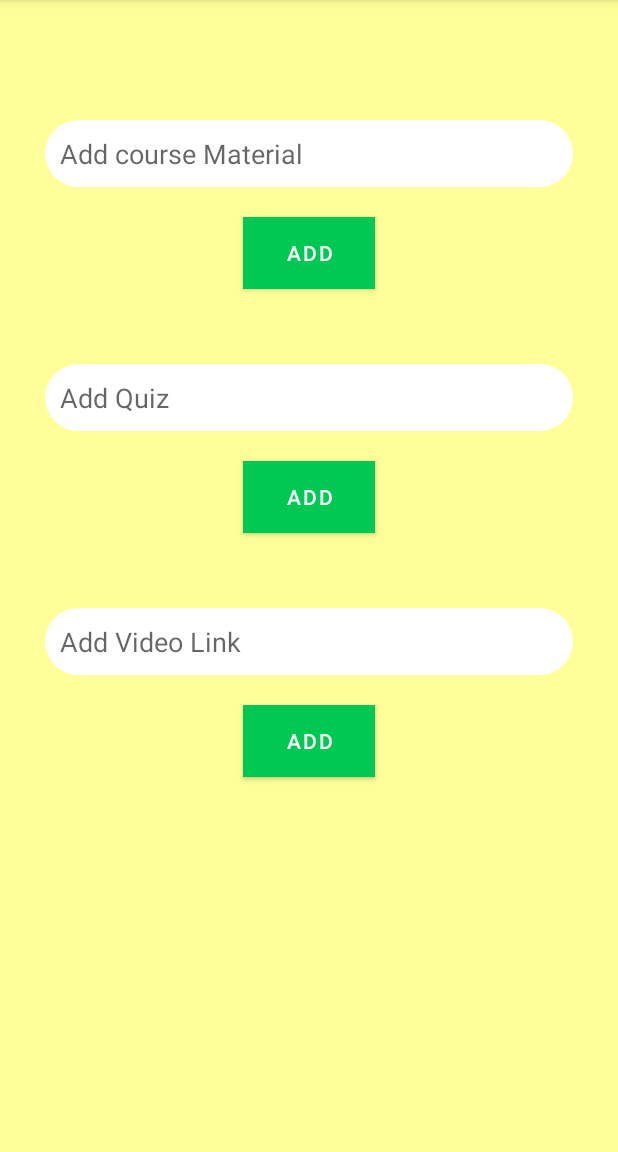
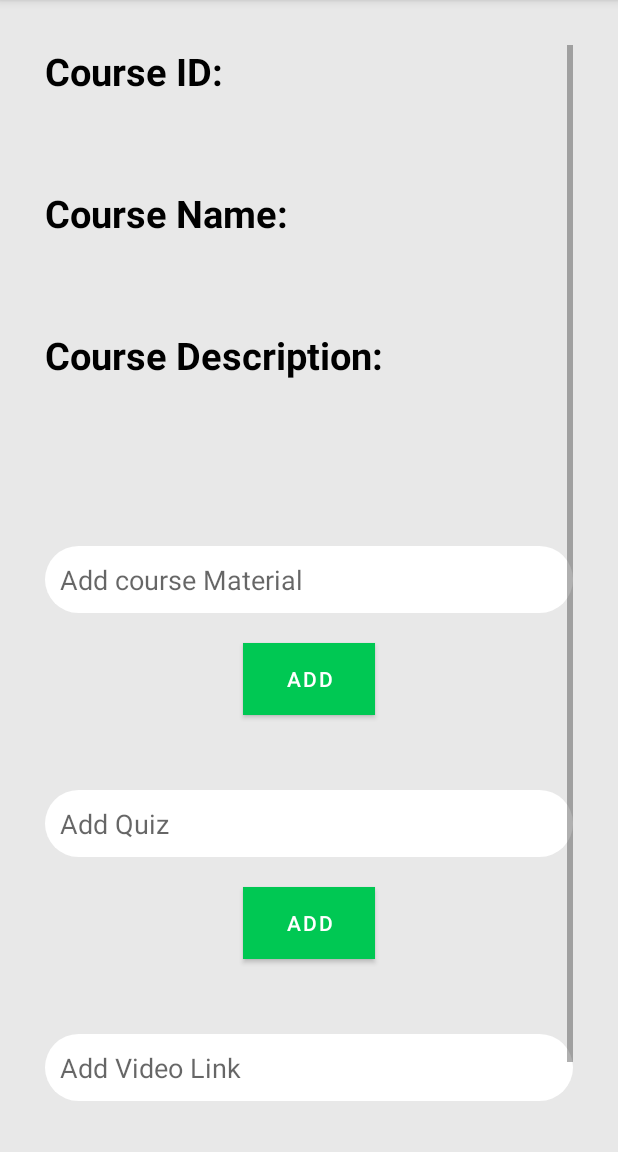
Before and after one commit to IndiaCFG3/team-4, an Android app: the AddResources screen opened directly, with no data from a screen before it, on a phone screen of 412 x 824 dp, the part 84-1236 px from its top. Run offline under Robolectric (Android 15) with nearby library versions, the phone set to English and light mode, and no system bars; our stand-ins replace Firebase (no records; nobody signed in at launch, a user with empty details on screens opened directly).

Commit message:
added course id,name,description

```diff
--- a/Educate/app/src/main/java/com/dev5151/educate/activities/AddResources.java
+++ b/Educate/app/src/main/java/com/dev5151/educate/activities/AddResources.java
@@ -7,6 +7,7 @@ import android.os.Bundle;
 import android.view.View;
 import android.widget.Button;
 import android.widget.EditText;
+import android.widget.TextView;
 import android.widget.Toast;
 
 import com.dev5151.educate.R;
@@ -26,6 +27,7 @@ public class AddResources extends AppCompatActivity {
     FirebaseFirestore coursesRef = FirebaseFirestore.getInstance();
     EditText meaddmaterial,meaddquiz,meaddvideos;
     Button addmat,addqui,addvid;
+    TextView mcourseid,mcoursename,mcoursedescription;
     @Override
     protected void onCreate(Bundle savedInstanceState) {
         super.onCreate(savedInstanceState);
@@ -38,6 +40,26 @@ public class AddResources extends AppCompatActivity {
         addmat=findViewById(R.id.addmaterial);
         addqui=findViewById(R.id.addquiz);
         addvid=findViewById(R.id.addvideos);
+        mcourseid=findViewById(R.id.course_id);
+        mcoursename=findViewById(R.id.course_name);
+        mcoursedescription=findViewById(R.id.course_des);
+        coursesRef.collection("Courses").document(courseId).get().addOnCompleteListener(new OnCompleteListener<DocumentSnapshot>() {
+            @Override
+            public void onComplete(@NonNull Task<DocumentSnapshot> task) {
+                if (task.isSuccessful()) {
+                    DocumentSnapshot document = task.getResult();
+                    if (document.exists()) {
+                        String coursename = (String) document.get("name");
+                        String coursedes = (String) document.get("description");
+                        mcoursename.setText(coursename);
+                        mcoursedescription.setText(coursedes);
+
+                    }
+                }
+            }
+         });
+
+        mcourseid.setText(courseId);
 
         addmat.setOnClickListener(new View.OnClickListener() {
             @Override
--- a/Educate/app/src/main/res/layout/activity_add_resources.xml
+++ b/Educate/app/src/main/res/layout/activity_add_resources.xml
@@ -1,11 +1,66 @@
 <?xml version="1.0" encoding="utf-8"?>
-<LinearLayout
+<ScrollView
     xmlns:android="http://schemas.android.com/apk/res/android"
     android:layout_width="match_parent"
     android:layout_height="match_parent"
-    android:orientation="vertical"
-    android:background="#FFFF99"
+    android:background="#E8E8E8"
     android:padding="30dp">
+
+    <LinearLayout
+        android:layout_width="match_parent"
+        android:layout_height="match_parent"
+        android:orientation="vertical">
+        <TextView
+            android:layout_width="match_parent"
+            android:layout_height="wrap_content"
+            android:text="Course ID:"
+            android:textStyle="bold"
+            android:textSize="25dp"
+            android:textColor="#000"/>
+        <TextView
+            android:id="@+id/course_id"
+            android:layout_marginTop="5dp"
+            android:layout_marginBottom="20dp"
+            android:layout_width="match_parent"
+            android:layout_height="wrap_content"
+            android:text=""
+            android:textSize="25dp"
+            android:textColor="#000"/>
+        <TextView
+            android:layout_width="match_parent"
+            android:layout_height="wrap_content"
+            android:text="Course Name:"
+            android:textStyle="bold"
+            android:textSize="25dp"
+            android:textColor="#000"/>
+        <TextView
+            android:id="@+id/course_name"
+            android:layout_marginTop="5dp"
+            android:layout_marginBottom="20dp"
+            android:layout_width="match_parent"
+            android:layout_height="wrap_content"
+            android:text=""
+            android:textSize="25dp"
+            android:textColor="#000"/>
+        <TextView
+            android:layout_width="match_parent"
+            android:layout_height="wrap_content"
+            android:text="Course Description:"
+            android:textStyle="bold"
+            android:textSize="25dp"
+            android:textColor="#000"/>
+        <TextView
+            android:id="@+id/course_des"
+            android:layout_marginTop="5dp"
+            android:layout_marginBottom="20dp"
+            android:layout_width="match_parent"
+            android:layout_height="wrap_content"
+            android:text=""
+            android:textSize="25dp"
+            android:textColor="#000"/>
+
+
+
 
         <EditText
             android:id="@+id/eaddmaterial"
@@ -63,5 +118,6 @@
             android:layout_gravity="center"
             android:text="ADD"/>
 
+    </LinearLayout>
 
-</LinearLayout>
+</ScrollView>
```
Lines whose indentation alone changed are shown as unchanged.
